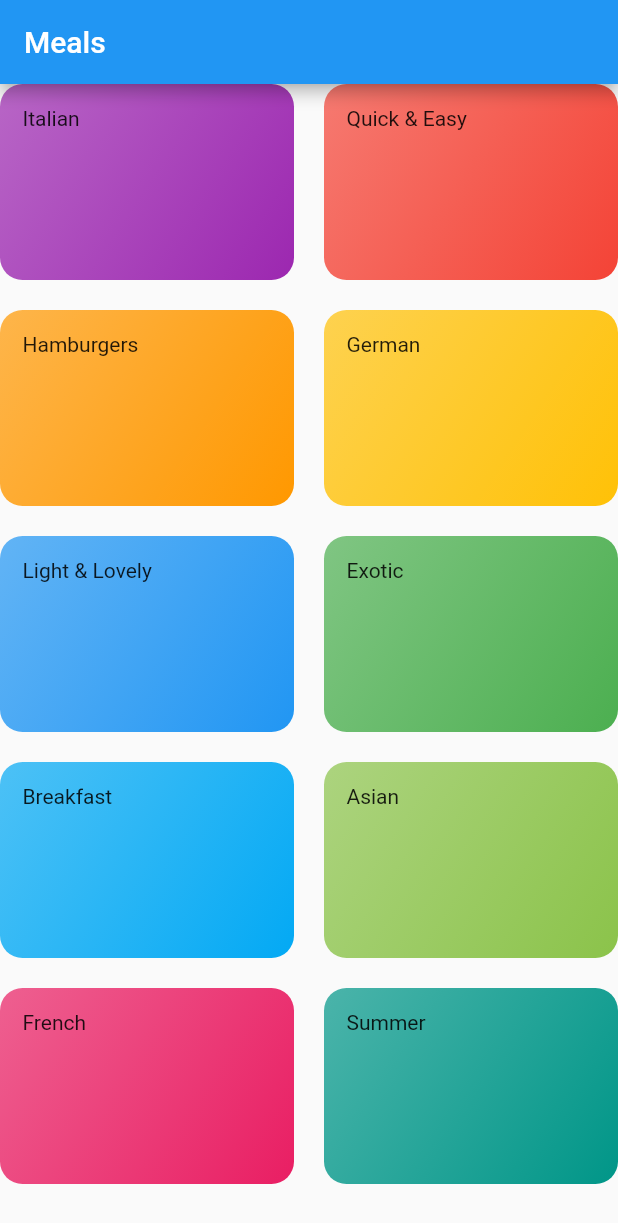
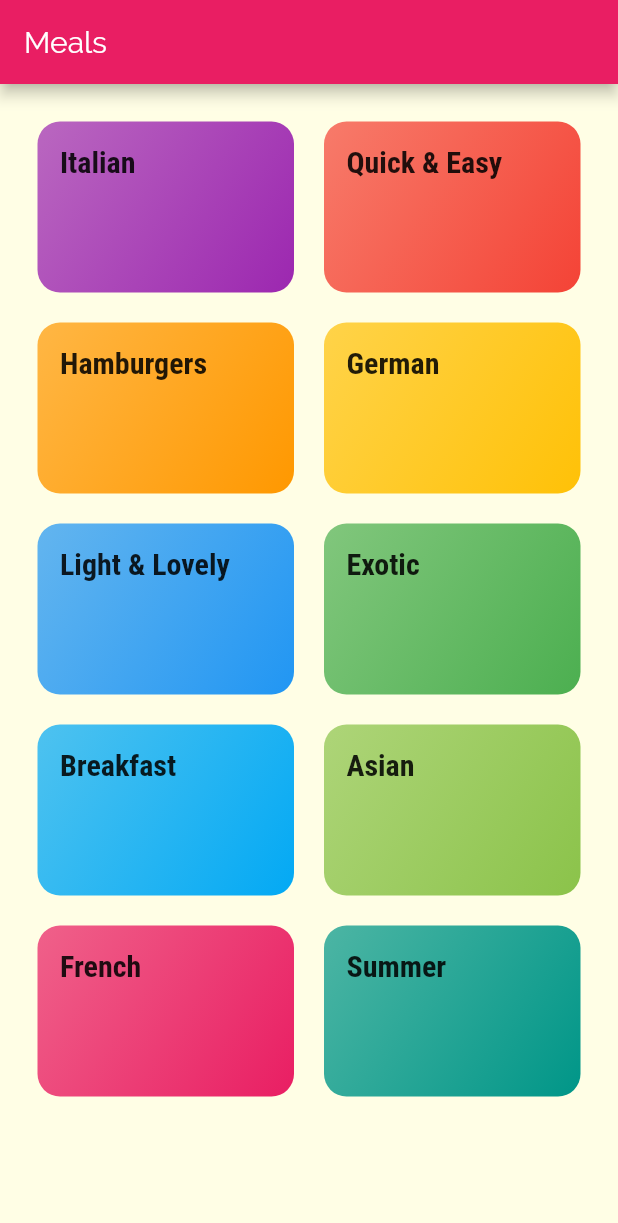
Before and after one commit to s777610/flutter-meals-app, a Flutter app: the screen it shows after launch, on a phone screen of 412 x 824 dp. Shown: the top 1223 px of the screen. Run offline on Flutter 3.47's test engine with Material 2 defaults, Android fonts, the phone set to English and light mode, and no system bars.

Commit message:
add style

```diff
--- a/lib/categoriesScreen.dart
+++ b/lib/categoriesScreen.dart
@@ -8,6 +8,7 @@ class CategoriesScreen extends StatelessWidget {
     return Scaffold(
       appBar: AppBar(title: const Text('Meals')),
       body: GridView(
+        padding: const EdgeInsets.all(25),
         children: DUMMY_CATEGORIES
             .map((catData) => CategoryItem(catData.title, catData.color))
             .toList(),
--- a/lib/categoryItem.dart
+++ b/lib/categoryItem.dart
@@ -10,7 +10,10 @@ class CategoryItem extends StatelessWidget {
   Widget build(BuildContext context) {
     return Container(
       padding: const EdgeInsets.all(15),
-      child: Text(title),
+      child: Text(
+        title,
+        style: Theme.of(context).textTheme.title,
+      ),
       decoration: BoxDecoration(
         gradient: LinearGradient(
           colors: [
--- a/lib/main.dart
+++ b/lib/main.dart
@@ -9,7 +9,23 @@ class MyApp extends StatelessWidget {
     return MaterialApp(
       title: 'DeliMeals',
       theme: ThemeData(
-        primarySwatch: Colors.blue,
+        primarySwatch: Colors.pink,
+        accentColor: Colors.amber,
+        canvasColor: Color.fromRGBO(255, 254, 229, 1),
+        fontFamily: 'Raleway',
+        textTheme: ThemeData.light().textTheme.copyWith(
+              body1: TextStyle(
+                color: Color.fromRGBO(20, 51, 51, 1),
+              ),
+              body2: TextStyle(
+                color: Color.fromRGBO(20, 51, 51, 1),
+              ),
+              title: TextStyle(
+                fontSize: 20,
+                fontFamily: 'RobotoCondensed',
+                fontWeight: FontWeight.bold,
+              ),
+            ),
       ),
       home: CategoriesScreen(),
     );
```
Also changed, not shown: pubspec.yaml (+17 -8 lines), assets/fonts/Raleway-Black.ttf (added), assets/fonts/Raleway-Bold.ttf (added), assets/fonts/Raleway-Regular.ttf (added), assets/fonts/RobotoCondensed-Bold.ttf (added), assets/fonts/RobotoCondensed-Italic.ttf (added), assets/fonts/RobotoCondensed-Light.ttf (added), assets/fonts/RobotoCondensed-Regular.ttf (added).
